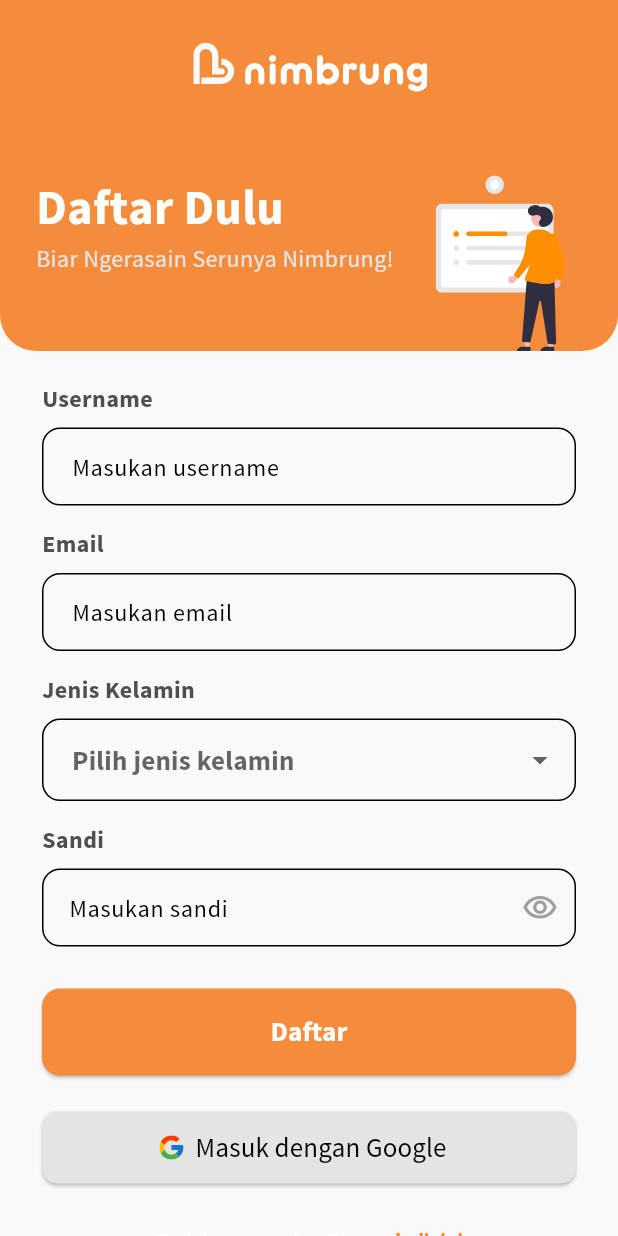
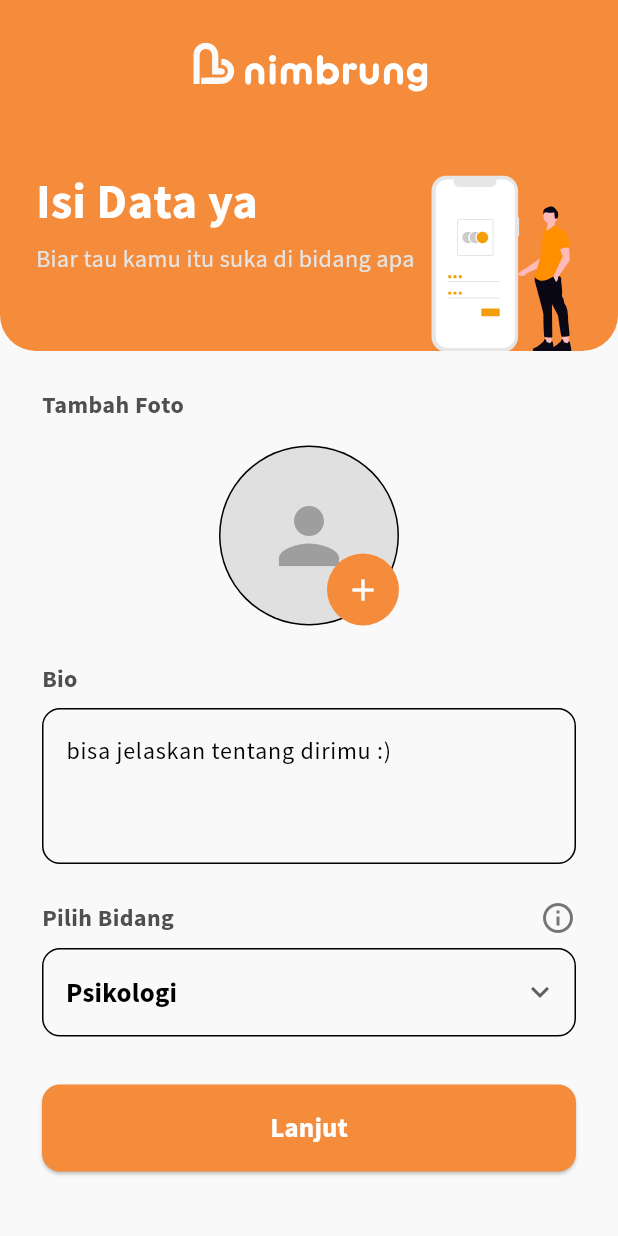
Before and after one commit to kfahmi77/nimbrung-mobile, a Flutter app: the screen it shows after launch, on a phone screen of 412 x 824 dp. Run offline on Flutter 3.47's test engine with Material 3 defaults, Android fonts, the light colour scheme and no system bars; our stand-ins replace flutter_svg.

Commit message:
feat(register): add register update page

```diff
--- a/lib/main.dart
+++ b/lib/main.dart
@@ -1,4 +1,5 @@
 import 'package:flutter/material.dart';
+import 'package:nimbrung_mobile/pages/register%20update/register_update_page.dart';
 import 'package:nimbrung_mobile/pages/register/register_page.dart';
 
 import 'pages/login/login_page.dart';
@@ -15,7 +16,7 @@ class MainApp extends StatelessWidget {
   Widget build(BuildContext context) {
     return MaterialApp(
       theme: AppTheme.lightTheme,
-      home: Scaffold(body: RegisterPage()),
+      home: Scaffold(body: RegisterUpdatePage()),
     );
   }
 }
--- /dev/null
+++ b/lib/pages/register update/register_update_page.dart
@@ -0,0 +1,263 @@
+import 'package:flutter/material.dart';
+import 'package:flutter_svg/svg.dart';
+import 'package:nimbrung_mobile/themes/color_schemes.dart';
+
+class RegisterUpdatePage extends StatefulWidget {
+  const RegisterUpdatePage({super.key});
+
+  @override
+  State<RegisterUpdatePage> createState() => _RegisterUpdatePageState();
+}
+
+class _RegisterUpdatePageState extends State<RegisterUpdatePage> {
+  bool _isPasswordVisible = false;
+  String? _selectedGender;
+  final List<String> _genders = ['Laki-laki', 'Perempuan'];
+
+  @override
+  Widget build(BuildContext context) {
+    return Scaffold(
+      body: SafeArea(
+        child: SingleChildScrollView(
+          child: Column(
+            crossAxisAlignment: CrossAxisAlignment.stretch,
+            children: [
+              SizedBox(
+                width: double.infinity,
+                height: 234,
+                child: Stack(
+                  children: [
+                    Container(
+                      width: double.infinity,
+                      height: 234,
+                      decoration: BoxDecoration(
+                        color: AppColors.primary,
+                        borderRadius: BorderRadius.only(
+                          bottomLeft: Radius.circular(24),
+                          bottomRight: Radius.circular(24),
+                        ),
+                      ),
+                    ),
+                    Positioned(
+                      top: 28,
+                      left: 0,
+                      right: 0,
+                      child: Center(
+                        child: SvgPicture.asset(
+                          'assets/images/logo2.svg',
+                          fit: BoxFit.contain,
+                          width: 158,
+                          height: 40,
+                        ),
+                      ),
+                    ),
+                    Positioned(
+                      bottom: 50,
+                      left: 24,
+                      child: Column(
+                        crossAxisAlignment: CrossAxisAlignment.start,
+                        children: const [
+                          Text(
+                            'Isi Data ya',
+                            style: TextStyle(
+                              fontSize: 32,
+                              fontWeight: FontWeight.bold,
+                              color: AppColors.background,
+                            ),
+                          ),
+                          const SizedBox(height: 4),
+                          Text(
+                            'Biar tau kamu itu suka di bidang apa',
+                            style: TextStyle(
+                              fontSize: 16,
+                              color: AppColors.secondary,
+                            ),
+                          ),
+                        ],
+                      ),
+                    ),
+                    Positioned(
+                      bottom: -1,
+                      right: 18,
+                      child: SvgPicture.asset(
+                        'assets/images/onboarding-page-image.svg', // Assuming this is the illustration on the right
+                        width: 120,
+                        height: 118,
+                        fit: BoxFit.contain,
+                      ),
+                    ),
+                  ],
+                ),
+              ),
+              Padding(
+                padding: const EdgeInsets.symmetric(horizontal: 28.0),
+                child: Column(
+                  crossAxisAlignment: CrossAxisAlignment.start,
+                  children: [
+                    const SizedBox(height: 24),
+                    const Text(
+                      'Tambah Foto',
+                      style: TextStyle(
+                        fontSize: 16,
+                        fontWeight: FontWeight.w600,
+                        color: Color(0xFF4F4F4F),
+                      ),
+                    ),
+                    const SizedBox(height: 16),
+                    Center(
+                      child: Stack(
+                        alignment: Alignment.bottomRight,
+                        children: [
+                          CircleAvatar(
+                            radius: 60,
+                            backgroundColor: AppColors.textPrimary,
+                            child: CircleAvatar(
+                              radius: 59,
+                              backgroundColor: Colors.grey[300],
+                              child: Icon(
+                                Icons.person,
+                                size: 60,
+                                color: Colors.grey[500],
+                              ),
+                            ),
+                          ),
+                          Container(
+                            decoration: BoxDecoration(
+                              color: AppColors.primary,
+                              shape: BoxShape.circle,
+                            ),
+                            child: IconButton(
+                              icon: const Icon(Icons.add, color: Colors.white),
+                              onPressed: () {
+                                // TODO: Implement image picker from camera/gallery
+                                print(
+                                  'Add photo pressed',
+                                ); // Placeholder action
+                              },
+                            ),
+                          ),
+                        ],
+                      ),
+                    ),
+                    const SizedBox(height: 24),
+                    const Text(
+                      'Bio',
+                      style: TextStyle(
+                        fontSize: 16,
+                        fontWeight: FontWeight.w600,
+                        color: Color(0xFF4F4F4F),
+                      ),
+                    ),
+                    const SizedBox(height: 8),
+                    TextField(
+                      maxLines: 3,
+                      decoration: InputDecoration(
+                        hintText: 'bisa jelaskan tentang dirimu :)',
+                        border: OutlineInputBorder(
+                          borderRadius: BorderRadius.circular(12.0),
+                          borderSide: BorderSide(color: Colors.grey[400]!),
+                        ),
+                        focusedBorder: OutlineInputBorder(
+                          borderRadius: BorderRadius.circular(12.0),
+                          borderSide: BorderSide(
+                            color: AppColors.primary,
+                            width: 2,
+                          ),
+                        ),
+                      ),
+                    ),
+                    const SizedBox(height: 24),
+                    Row(
+                      mainAxisAlignment: MainAxisAlignment.spaceBetween,
+                      children: [
+                        const Text(
+                          'Pilih Bidang',
+                          style: TextStyle(
+                            fontSize: 16,
+                            fontWeight: FontWeight.w600,
+                            color: Color(0xFF4F4F4F),
+                          ),
+                        ),
+                        Icon(Icons.info_outline, color: Colors.grey[600]),
+                      ],
+                    ),
+                    const SizedBox(height: 8),
+                    // TODO: Populate with actual list of fields and handle selection
+                    DropdownButtonFormField<String>(
+                      decoration: InputDecoration(
+                        border: OutlineInputBorder(
+                          borderRadius: BorderRadius.circular(12.0),
+                          borderSide: BorderSide(color: Colors.grey[400]!),
+                        ),
+                        focusedBorder: OutlineInputBorder(
+                          borderRadius: BorderRadius.circular(12.0),
+                          borderSide: BorderSide(
+                            color: AppColors.primary,
+                            width: 2,
+                          ),
+                        ),
+                        contentPadding: const EdgeInsets.symmetric(
+                          horizontal: 12,
+                          vertical: 16,
+                        ), // Adjusted padding
+                      ),
+                      hint: Row(
+                        children: [
+                          Icon(
+                            Icons.category_outlined,
+                            color: Colors.grey[700],
+                          ), // Placeholder icon
+                          const SizedBox(width: 8),
+                          const Text('Pilih bidangmu'),
+                        ],
+                      ),
+                      value: 'Psikologi', // Default or selected value
+                      icon: const Icon(Icons.keyboard_arrow_down),
+                      items:
+                          <String>[
+                            'Psikologi',
+                            'Teknologi',
+                            'Seni',
+                            'Olahraga',
+                          ] // Example items
+                          .map<DropdownMenuItem<String>>((String value) {
+                            return DropdownMenuItem<String>(
+                              value: value,
+                              child: Text(value),
+                            );
+                          }).toList(),
+                      onChanged: (String? newValue) {
+                        // TODO: Handle field selection
+                        print('Selected field: $newValue');
+                      },
+                    ),
+                    const SizedBox(height: 32),
+                    ElevatedButton(
+                      style: ElevatedButton.styleFrom(
+                        backgroundColor: AppColors.primary,
+                        padding: const EdgeInsets.symmetric(vertical: 16),
+                        shape: RoundedRectangleBorder(
+                          borderRadius: BorderRadius.circular(12.0),
+                        ),
+                        minimumSize: const Size(double.infinity, 50),
+                      ),
+                      onPressed: () {},
+                      child: const Text(
+                        'Lanjut',
+                        style: TextStyle(
+                          fontSize: 18,
+                          color: Colors.white,
+                          fontWeight: FontWeight.bold,
+                        ),
+                      ),
+                    ),
+                  ],
+                ),
+              ),
+            ],
+          ),
+        ),
+      ),
+    );
+  }
+}
```
